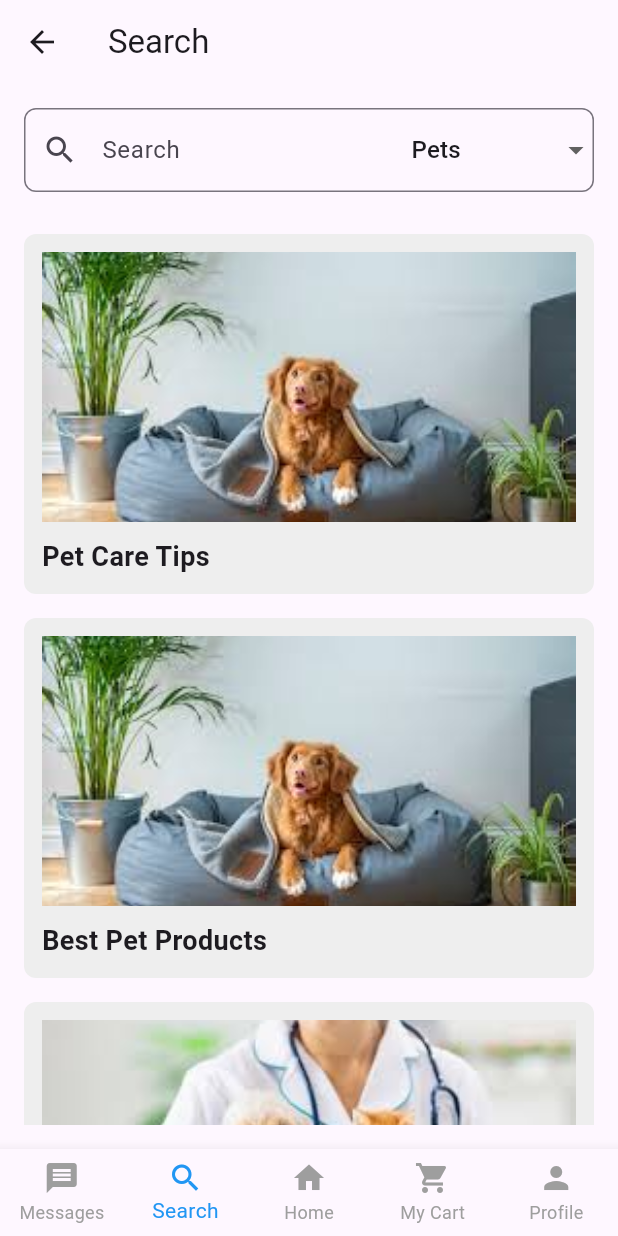
After one commit to petapp80/pet, a Flutter app: the HomePage screen opened directly, item 2 of the bottom bar chosen, on a phone screen of 412 x 824 dp. The commit adds this screen. Run offline on Flutter 3.47's test engine with Material 3 defaults, Android fonts, the phone set to English and light mode, and no system bars.

Commit message:
Created home,message,search screens

```diff
--- a/Adoption/pet app/lib/main.dart
+++ b/Adoption/pet app/lib/main.dart
@@ -4,6 +4,7 @@ import '/user/screens/reg.dart';
 void main() {
   runApp(
     const MaterialApp(
+      debugShowCheckedModeBanner: false,
       home: SignUpPage(),
     ),
   );
--- /dev/null
+++ b/Adoption/pet app/lib/user/screens/home.dart
@@ -0,0 +1,182 @@
+import 'package:flutter/material.dart';
+import 'package:flutter_application_1/messageScreen.dart';
+import 'package:flutter_application_1/user/screens/searchScreen.dart';
+
+class HomePage extends StatefulWidget {
+  const HomePage({super.key});
+
+  @override
+  State<HomePage> createState() => _HomePageState();
+}
+
+class _HomePageState extends State<HomePage> {
+  int _selectedIndex = 2;
+
+  // Sample data for suggestions with local images and descriptions
+  final List<Map<String, String>> _suggestions = [
+    {
+      "image": "asset/image/dog1.png", // Local image path
+      "text": "Suggestion 1",
+      "description":
+          "This is a brief description of Suggestion 1. It could be a bit longer to test multi-line wrapping."
+    },
+    {
+      "image": "asset/image/dog2.png", // Local image path
+      "text": "Suggestion 2",
+      "description": "This is a brief description of Suggestion 2."
+    },
+    {
+      "image": "asset/image/dog1.png", // Local image path
+      "text": "Suggestion 3",
+      "description":
+          "This is a brief description of Suggestion 3. It is a bit longer to test multiline handling."
+    },
+    {
+      "image": "asset/image/dog1.png", // Local image path
+      "text": "Suggestion 4",
+      "description": "This is a brief description of Suggestion 4."
+    },
+  ];
+
+  final List<Widget> _screens = [];
+
+  @override
+  void initState() {
+    super.initState();
+
+    // Initialize screens dynamically
+    _screens.addAll([
+      const Messagescreen(),
+      const Searchscreen(),
+      _buildHomeScreen(), // Home screen
+      const Center(child: Text('Cart Screen', style: TextStyle(fontSize: 24))),
+      const Center(
+          child: Text('Profile Screen', style: TextStyle(fontSize: 24))),
+    ]);
+  }
+
+  // Home screen widget with suggestions
+  Widget _buildHomeScreen() {
+    return Padding(
+      padding: const EdgeInsets.all(16.0),
+      child: Column(
+        crossAxisAlignment: CrossAxisAlignment.start,
+        children: [
+          const Text(
+            'Suggestions',
+            style: TextStyle(fontSize: 24, fontWeight: FontWeight.bold),
+          ),
+          const SizedBox(height: 16),
+          Expanded(
+            child: ListView.builder(
+              itemCount: _suggestions.length,
+              itemBuilder: (context, index) {
+                final suggestion = _suggestions[index];
+                return Card(
+                  margin: const EdgeInsets.symmetric(vertical: 8),
+                  shape: RoundedRectangleBorder(
+                    borderRadius: BorderRadius.circular(8),
+                  ),
+                  child: Column(
+                    crossAxisAlignment: CrossAxisAlignment.start,
+                    children: [
+                      ClipRRect(
+                        borderRadius: const BorderRadius.vertical(
+                          top: Radius.circular(8),
+                        ),
+                        child: Image.asset(
+                          suggestion["image"]!,
+                          height: 150,
+                          width: double.infinity,
+                          fit: BoxFit
+                              .cover, // Adjusts image according to container
+                          errorBuilder: (context, error, stackTrace) {
+                            return const SizedBox(
+                              height: 150,
+                              child: Center(
+                                child: Icon(Icons.broken_image, size: 50),
+                              ),
+                            );
+                          },
+                        ),
+                      ),
+                      Padding(
+                        padding: const EdgeInsets.all(12.0),
+                        child: Text(
+                          suggestion["text"]!,
+                          style: const TextStyle(
+                            fontSize: 18,
+                            fontWeight: FontWeight.bold,
+                          ),
+                        ),
+                      ),
+                      Padding(
+                        padding: const EdgeInsets.symmetric(horizontal: 12.0),
+                        child: Text(
+                          suggestion["description"]!,
+                          style: const TextStyle(
+                            fontSize: 14,
+                            color: Color(
+                                0xFF191970), // Optional: Make description grey
+                          ),
+                          maxLines: 3, // Allow up to 3 lines
+                          overflow: TextOverflow
+                              .ellipsis, // Add ellipsis if text overflows
+                        ),
+                      ),
+                    ],
+                  ),
+                );
+              },
+            ),
+          ),
+        ],
+      ),
+    );
+  }
+
+  void _onItemTapped(int index) {
+    setState(() {
+      _selectedIndex = index;
+    });
+  }
+
+  @override
+  Widget build(BuildContext context) {
+    return Scaffold(
+      body: IndexedStack(
+        index: _selectedIndex,
+        children: _screens,
+      ),
+      bottomNavigationBar: BottomNavigationBar(
+        currentIndex: _selectedIndex,
+        onTap: _onItemTapped,
+        selectedItemColor: Colors.blue,
+        unselectedItemColor: Colors.grey,
+        type: BottomNavigationBarType.fixed,
+        items: const [
+          BottomNavigationBarItem(
+            icon: Icon(Icons.message),
+            label: 'Messages',
+          ),
+          BottomNavigationBarItem(
+            icon: Icon(Icons.search),
+            label: 'Search',
+          ),
+          BottomNavigationBarItem(
+            icon: Icon(Icons.home),
+            label: 'Home',
+          ),
+          BottomNavigationBarItem(
+            icon: Icon(Icons.shopping_cart),
+            label: 'My Cart',
+          ),
+          BottomNavigationBarItem(
+            icon: Icon(Icons.person),
+            label: 'Profile',
+          ),
+        ],
+      ),
+    );
+  }
+}
--- a/Adoption/pet app/lib/user/screens/login screen.dart
+++ b/Adoption/pet app/lib/user/screens/login screen.dart
@@ -1,5 +1,6 @@
 import 'package:flutter/gestures.dart';
 import 'package:flutter/material.dart';
+import 'package:flutter_application_1/user/screens/home.dart';
 import 'reg.dart'; // Import your SignUpPage
 
 class LoginPage extends StatefulWidget {
@@ -95,6 +96,10 @@ class _LoginPageState extends State<LoginPage> {
                     String email = _emailController.text;
                     String password = _passwordController.text;
                     print('Sign in with email: $email, password: $password');
+                    Navigator.push(
+                        context,
+                        MaterialPageRoute(
+                            builder: (context) => const HomePage()));
                   }
                 },
                 style: ElevatedButton.styleFrom(
--- /dev/null
+++ b/Adoption/pet app/lib/user/screens/searchScreen.dart
@@ -0,0 +1,138 @@
+import 'package:flutter/material.dart';
+
+class Searchscreen extends StatefulWidget {
+  const Searchscreen({super.key});
+
+  @override
+  State<Searchscreen> createState() => _SearchscreenState();
+}
+
+class _SearchscreenState extends State<Searchscreen> {
+  // Define the dropdown options
+  final List<String> _options = [
+    'Pets',
+    'Products',
+    'Veterinary',
+    'Pet Care Tips'
+  ];
+  String _selectedOption = 'Pets'; // Default selection
+
+  // Example list of items with text and image
+  final List<Map<String, String>> _items = [
+    {
+      "title": "Pet Care Tips",
+      "image": "asset/image/dog1.png" // Correct local image path
+    },
+    {"title": "Best Pet Products", "image": "asset/image/dog1.png"},
+    {"title": "Veterinary Services", "image": "asset/image/dog2.png"},
+    {"title": "Adopt a Pet", "image": "asset/image/dog1.png"},
+  ];
+
+  @override
+  Widget build(BuildContext context) {
+    return Scaffold(
+      appBar: AppBar(
+        title: const Text('Search'),
+      ),
+      body: Padding(
+        padding: const EdgeInsets.all(16.0),
+        child: Column(
+          children: [
+            // Search Bar with Embedded Dropdown
+            TextField(
+              decoration: InputDecoration(
+                labelText: 'Search',
+                hintText: 'Type to search...',
+                border: OutlineInputBorder(
+                  borderRadius: BorderRadius.circular(8.0),
+                ),
+                prefixIcon: const Icon(Icons.search),
+                suffixIcon: DropdownButton<String>(
+                  value: _selectedOption,
+                  icon: const Icon(Icons.arrow_drop_down),
+                  underline: Container(), // Remove the underline
+                  onChanged: (String? newValue) {
+                    setState(() {
+                      _selectedOption = newValue!;
+                    });
+                  },
+                  items: _options.map((String option) {
+                    return DropdownMenuItem<String>(
+                      value: option,
+                      child: Text(option),
+                    );
+                  }).toList(),
+                ),
+              ),
+            ),
+            const SizedBox(height: 20),
+
+            // List of items with image and text
+            Expanded(
+              child: ListView.builder(
+                itemCount: _items.length,
+                itemBuilder: (context, index) {
+                  final item = _items[index];
+                  return Container(
+                    margin: const EdgeInsets.symmetric(vertical: 8.0),
+                    padding: const EdgeInsets.all(12.0),
+                    decoration: BoxDecoration(
+                      color: Colors.grey[200],
+                      borderRadius: BorderRadius.circular(8.0),
+                    ),
+                    child: Column(
+                      crossAxisAlignment: CrossAxisAlignment.start,
+                      children: [
+                        // Use Stack for Image Cover and Text
+                        Stack(
+                          children: [
+                            // Displaying the image with BoxFit.cover
+                            Image.asset(
+                              item["image"]!,
+                              height: 180, // Set fixed height
+                              width: double.infinity,
+                              fit: BoxFit.cover,
+                              errorBuilder: (context, error, stackTrace) {
+                                return const Icon(Icons.broken_image,
+                                    size: 100, color: Colors.grey);
+                              },
+                            ),
+                            // Add a semi-transparent overlay if needed
+                            /*Container(
+                              height: 180,
+                              width: double.infinity,
+                              decoration: BoxDecoration(
+                                gradient: LinearGradient(
+                                  colors: [
+                                    Colors.black.withOpacity(0.5),
+                                    Colors.transparent,
+                                  ],
+                                  begin: Alignment.bottomCenter,
+                                  end: Alignment.topCenter,
+                                ),
+                              ),
+                            ),*/
+                          ],
+                        ),
+                        const SizedBox(height: 10),
+
+                        // Displaying the title text
+                        Text(
+                          item["title"]!,
+                          style: const TextStyle(
+                            fontSize: 18,
+                            fontWeight: FontWeight.bold,
+                          ),
+                        ),
+                      ],
+                    ),
+                  );
+                },
+              ),
+            ),
+          ],
+        ),
+      ),
+    );
+  }
+}
```
Also changed, not shown: Adoption/pet app/lib/messageScreen.dart (added, +117 -0 lines), Adoption/pet app/asset/image/care.jpg (added), Adoption/pet app/asset/image/dog1.png (added), Adoption/pet app/asset/image/dog2.png (added), Adoption/pet app/asset/image/products.jpg (added).
